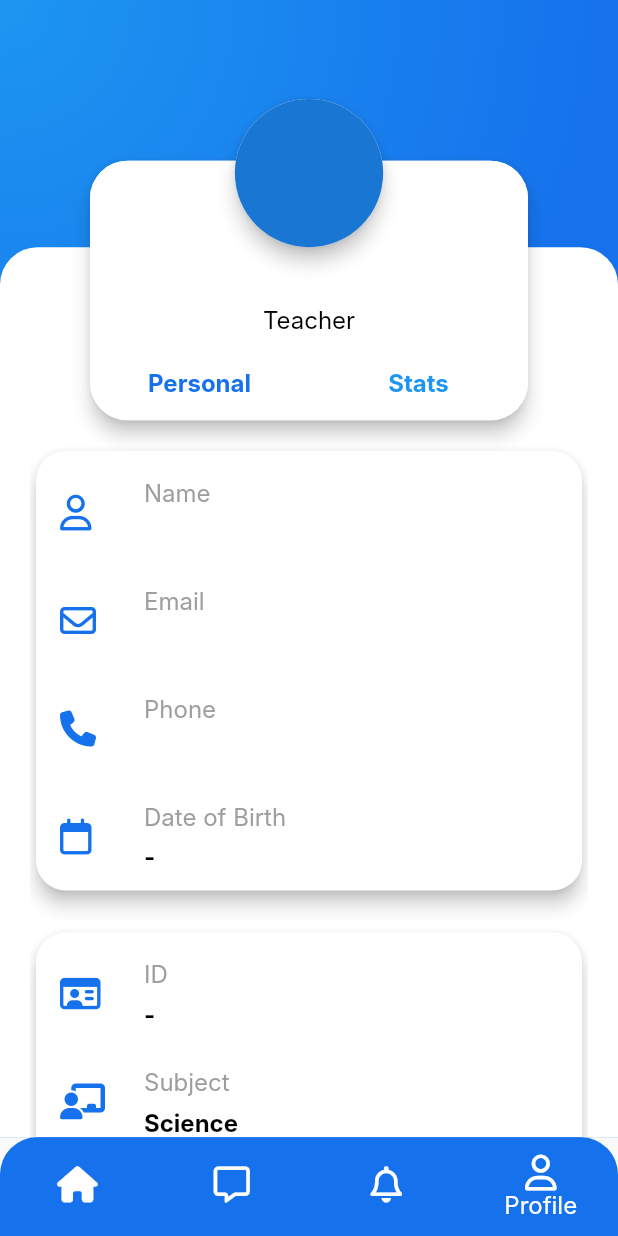
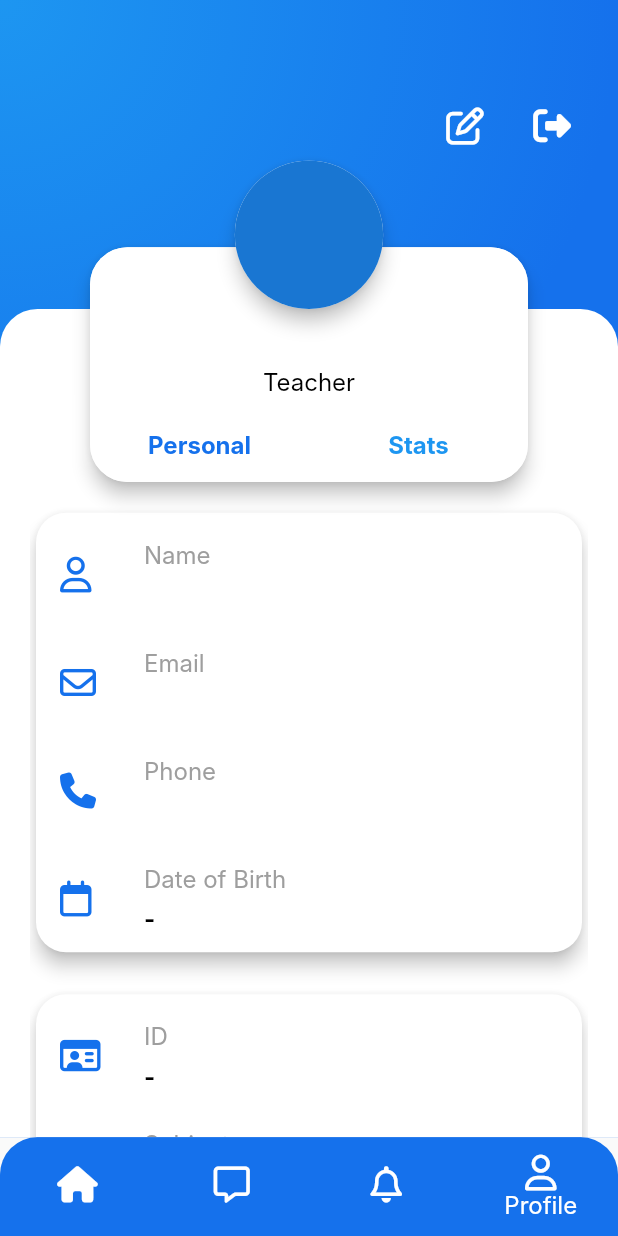
Before and after one commit to MohadesehHakimi/school_management, a Flutter app: the TeacherMainPage screen opened directly with empty values, item 4 of the bottom bar chosen, on a phone screen of 412 x 824 dp. Run offline on Flutter 3.47's test engine with Material 2 defaults, Android fonts, the phone set to English and light mode, and no system bars; our stand-ins replace firebase_auth, firebase_core, font_awesome_flutter, syncfusion_flutter_charts, table_calendar; accounts and stored records are empty; generated files the repository leaves out were written again; Roboto replaces fonts that are missing (Inter).

Commit message:
feat: add edit and signout buttons to teacher profile

```diff
--- a/lib/screens/teacher_profile.dart
+++ b/lib/screens/teacher_profile.dart
@@ -54,10 +54,29 @@ class _TeacherProfileState extends State<TeacherProfile> with SingleTickerProvid
                 radius: 1.0,
               )
             ),
+            child: Row(
+              crossAxisAlignment: CrossAxisAlignment.start,
+              children: [
+                const Spacer(),
+                IconButton(
+                  onPressed: () {},
+                  icon: const FaIcon(FontAwesomeIcons.penToSquare),
+                  iconSize: 25.0,
+                  color: Colors.white,
+                ),
+                const SizedBox(width: 10.0,),
+                IconButton(
+                  onPressed: () {},
+                  icon: const FaIcon(FontAwesomeIcons.rightFromBracket),
+                  iconSize: 25.0,
+                  color: Colors.white,
+                ),
+              ],
+            )
           ),
         ),
         Positioned(
-          top: MediaQuery.of(context).size.height * 0.2,
+          top: MediaQuery.of(context).size.height * 0.25,
           left: 0.0,
           right: 0.0,
           bottom: 0.0,
@@ -248,10 +267,10 @@ class _TeacherProfileState extends State<TeacherProfile> with SingleTickerProvid
           ),
         ),
         Positioned(
-          top: MediaQuery.of(context).size.height * 0.13,
+          top: MediaQuery.of(context).size.height * 0.2,
           left: 0.0,
           right: 0.0,
-          bottom: MediaQuery.of(context).size.height * 0.58,
+          bottom: MediaQuery.of(context).size.height * 0.53,
           child: Padding(
             padding: const EdgeInsets.symmetric(horizontal: 60.0),
             child: Material(
@@ -306,10 +325,10 @@ class _TeacherProfileState extends State<TeacherProfile> with SingleTickerProvid
           ),
         ),
         Positioned(
-          top: MediaQuery.of(context).size.height * 0.08,
+          top: MediaQuery.of(context).size.height * 0.13,
           left: 0.0,
           right: 0.0,
-          bottom: MediaQuery.of(context).size.height * 0.72,
+          bottom: MediaQuery.of(context).size.height * 0.67,
           child: const Material(
             elevation: 5.0,
             shape: CircleBorder(side: BorderSide.none),
```
